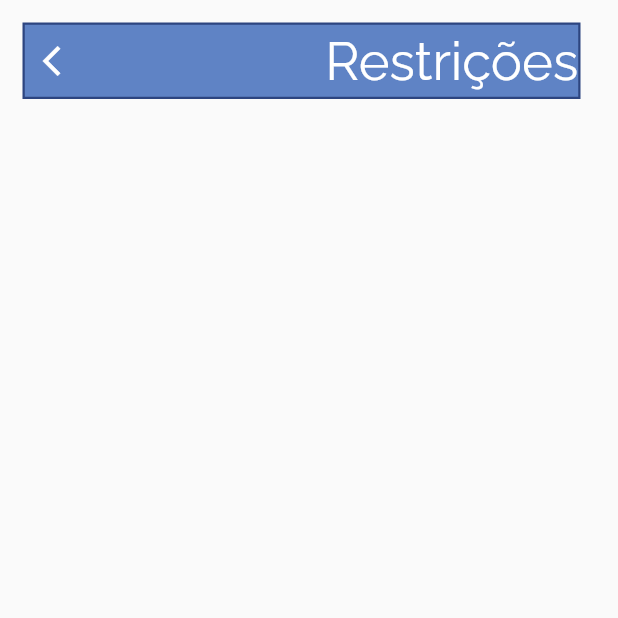
After one commit to LUPSSIoT/VISO_APP, a Flutter app: the restricoes screen opened directly, on a phone screen of 412 x 824 dp, the top half of it. The commit adds this screen. Run offline on Flutter 3.47's test engine with Material 2 defaults, Android fonts, the phone set to English and light mode, and no system bars.

Commit message:
modified:   lib/main.dart 	new file:   lib/telaInicio.dart 	new file:   lib/telaRestricoes.dart

```diff
--- /dev/null
+++ b/lib/telaRestricoes.dart
@@ -0,0 +1,42 @@
+// ignore_for_file: camel_case_types, file_names
+import 'package:flutter/material.dart';
+
+class restricoes extends StatelessWidget {
+  const restricoes({super.key});
+
+  @override
+  Widget build(BuildContext context) {
+    return Scaffold(
+      body: Column(
+        children: [
+          Container(
+            decoration: BoxDecoration(
+                color: const Color.fromARGB(255, 95, 131, 197),
+                border: Border.all(
+                  color: const Color.fromARGB(255, 45, 69, 128),
+                  width: 1.5,
+                )),
+            margin: const EdgeInsets.fromLTRB(15, 15, 25, 0),
+            alignment: Alignment.topRight,
+            child: Row(
+              mainAxisAlignment: MainAxisAlignment.spaceBetween,
+              children: [
+                IconButton(
+                  onPressed: () {
+                    Navigator.pop(context);
+                  },
+                  icon: const Icon(Icons.arrow_back_ios, color: Colors.white),
+                ),
+                const Text('Restrições',
+                    style: TextStyle(
+                        fontFamily: 'Raleway',
+                        color: Colors.white,
+                        fontSize: 35)),
+              ],
+            ),
+          ),
+        ],
+      ),
+    );
+  }
+}
```
Also changed, not shown: lib/main.dart (+39 -31 lines), lib/telaInicio.dart (added, +62 -0 lines).
